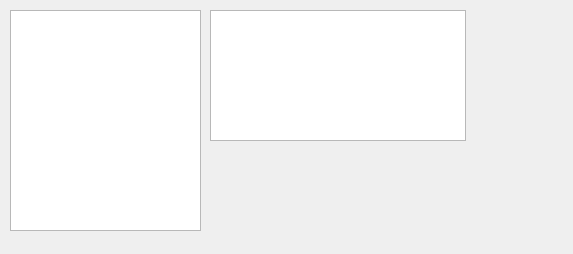
First picture: the form in ExylorQt/Gui/datadialog.ui, repository Stas777/Exsylor, before the edit.
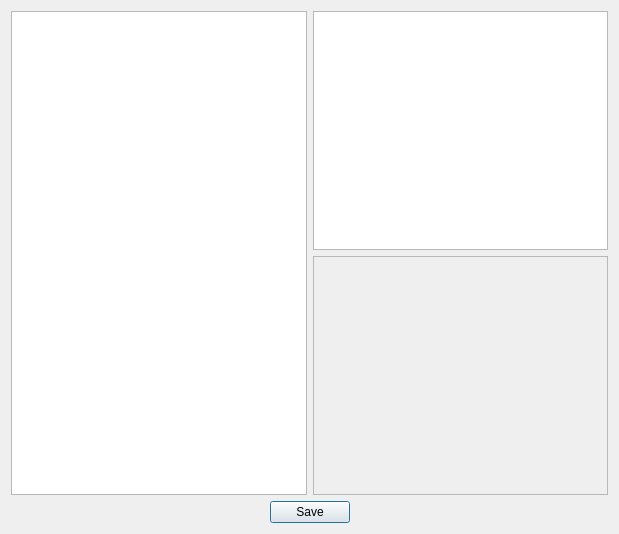
Second picture: the form after the edit.

Patch:
```diff
--- a/ExylorQt/Gui/datadialog.ui
+++ b/ExylorQt/Gui/datadialog.ui
@@ -6,33 +6,76 @@
    <rect>
     <x>0</x>
     <y>0</y>
-    <width>573</width>
-    <height>254</height>
+    <width>619</width>
+    <height>534</height>
    </rect>
   </property>
   <property name="windowTitle">
    <string>Data Dialog</string>
   </property>
-  <widget class="QTreeView" name="treeView">
-   <property name="geometry">
-    <rect>
-     <x>10</x>
-     <y>10</y>
-     <width>191</width>
-     <height>221</height>
-    </rect>
-   </property>
-  </widget>
-  <widget class="QTableView" name="tableView">
-   <property name="geometry">
-    <rect>
-     <x>210</x>
-     <y>10</y>
-     <width>256</width>
-     <height>131</height>
-    </rect>
-   </property>
-  </widget>
+  <layout class="QVBoxLayout" name="verticalLayout_8">
+   <item>
+    <layout class="QHBoxLayout" name="horizontalLayout_3">
+     <item>
+      <widget class="QTreeView" name="treeView"/>
+     </item>
+     <item>
+      <layout class="QVBoxLayout" name="verticalLayout_6">
+       <item>
+        <widget class="QTableView" name="tableView"/>
+       </item>
+       <item>
+        <widget class="QTextEdit" name="textEdit">
+         <property name="enabled">
+          <bool>false</bool>
+         </property>
+        </widget>
+       </item>
+      </layout>
+     </item>
+    </layout>
+   </item>
+   <item>
+    <layout class="QHBoxLayout" name="horizontalLayout_4">
+     <item>
+      <spacer name="horizontalSpacer">
+       <property name="orientation">
+        <enum>Qt::Horizontal</enum>
+       </property>
+       <property name="sizeHint" stdset="0">
+        <size>
+         <width>40</width>
+         <height>20</height>
+        </size>
+       </property>
+      </spacer>
+     </item>
+     <item>
+      <widget class="QPushButton" name="pushButton_4">
+       <property name="text">
+        <string>Save</string>
+       </property>
+      </widget>
+     </item>
+     <item>
+      <spacer name="horizontalSpacer_2">
+       <property name="orientation">
+        <enum>Qt::Horizontal</enum>
+       </property>
+       <property name="sizeHint" stdset="0">
+        <size>
+         <width>40</width>
+         <height>20</height>
+        </size>
+       </property>
+      </spacer>
+     </item>
+    </layout>
+   </item>
+  </layout>
+  <zorder>horizontalLayoutWidget</zorder>
+  <zorder>verticalLayoutWidget</zorder>
+  <zorder>horizontalLayoutWidget_2</zorder>
  </widget>
  <resources/>
  <connections/>
```
